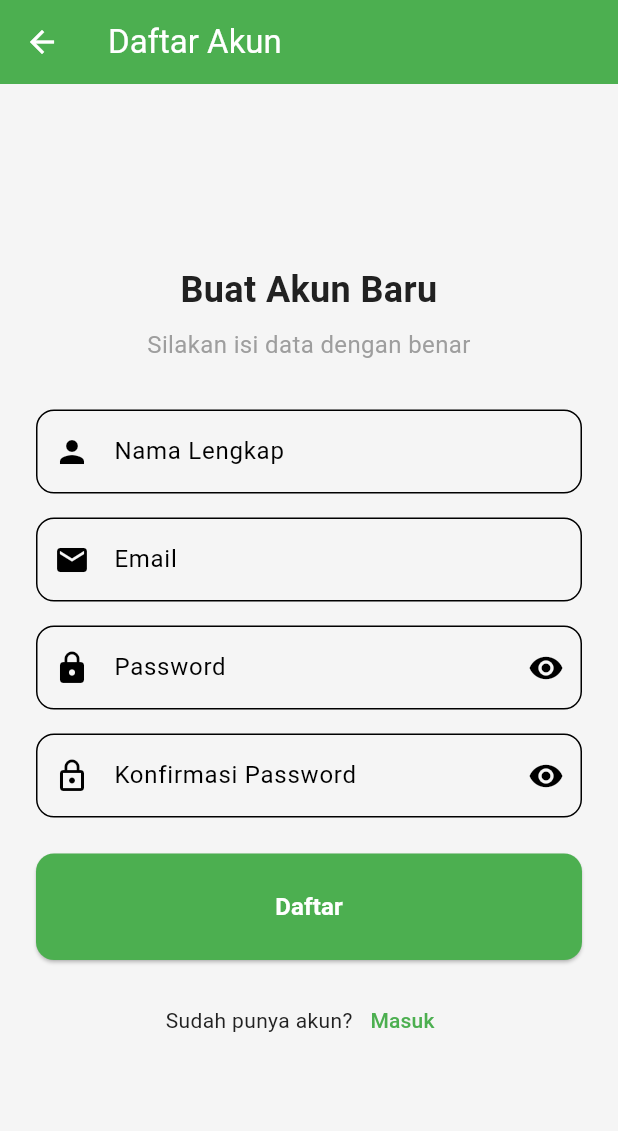
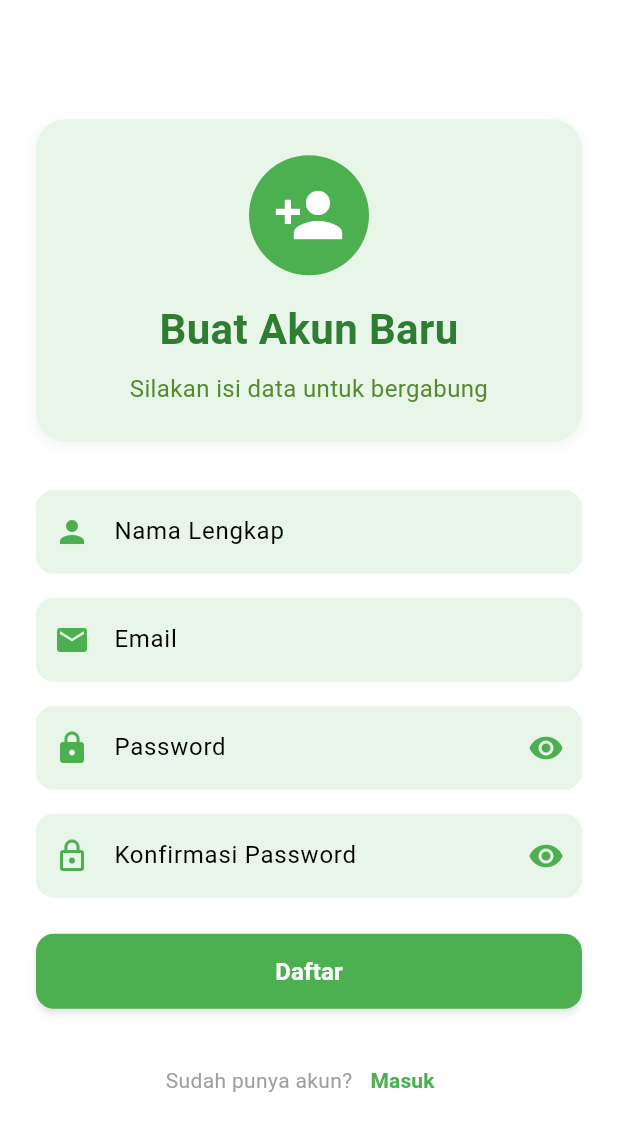
Before and after one commit to prassaaa/HortiKita, a Flutter app: the RegisterScreen screen opened directly, on a phone screen of 412 x 824 dp. Shown: the top 1131 px of the screen. Run offline on Flutter 3.47's test engine with Material 3 defaults, Android fonts, the phone set to English and light mode, and no system bars; our stand-ins replace cached_network_image, cloud_firestore, firebase_auth, firebase_core, firebase_storage, flutter_markdown; accounts and stored records are empty.

Commit message:
Add: New desain register screen

```diff
--- a/lib/ui/screens/auth/register_screen.dart
+++ b/lib/ui/screens/auth/register_screen.dart
@@ -53,14 +53,15 @@ class _RegisterScreenState extends State<RegisterScreen> {
     showDialog(
       context: context,
       builder: (ctx) => AlertDialog(
-        title: const Text('Error Registrasi'),
+        title: const Text('Error Registrasi', style: TextStyle(color: Color(0xFF2E7D32))),
         content: Text(message),
         actions: [
           TextButton(
             onPressed: () => Navigator.of(ctx).pop(),
-            child: const Text('OK'),
+            child: const Text('OK', style: TextStyle(color: Color(0xFF4CAF50))),
           ),
         ],
+        shape: RoundedRectangleBorder(borderRadius: BorderRadius.circular(20)),
       ),
     );
   }
@@ -69,49 +70,92 @@ class _RegisterScreenState extends State<RegisterScreen> {
   Widget build(BuildContext context) {
     final authProvider = Provider.of<AuthProvider>(context);
 
+    // Definisi warna tema yang sama dengan HomeScreen dan LoginScreen
+    const Color primaryGreen = Color(0xFF4CAF50);
+    const Color lightGreen = Color(0xFFE8F5E9);
+    const Color white = Colors.white;
+
     return Scaffold(
-      appBar: AppBar(
-        title: const Text('Daftar Akun'),
-      ),
+      backgroundColor: white,
       body: SafeArea(
         child: Center(
           child: SingleChildScrollView(
-            padding: const EdgeInsets.all(24.0),
+            physics: const BouncingScrollPhysics(),
+            padding: const EdgeInsets.symmetric(horizontal: 24.0, vertical: 16.0),
             child: Column(
               mainAxisAlignment: MainAxisAlignment.center,
-              crossAxisAlignment: CrossAxisAlignment.stretch,
+              crossAxisAlignment: CrossAxisAlignment.center,
               children: [
-                // Title
+                // Header Section
+                Container(
+                  width: double.infinity,
+                  padding: const EdgeInsets.all(24),
+                  decoration: BoxDecoration(
+                    color: lightGreen,
+                    borderRadius: BorderRadius.circular(20),
+                    boxShadow: [
+                      BoxShadow(
+                        color: Colors.grey.withOpacity(0.1),
+                        spreadRadius: 1,
+                        blurRadius: 5,
+                        offset: const Offset(0, 2),
+                      ),
+                    ],
+                  ),
+                  child: Column(
+                    children: [
+                      const CircleAvatar(
+                        radius: 40,
+                        backgroundColor: primaryGreen,
+                        child: Icon(
+                          Icons.person_add,
+                          size: 48,
+                          color: white,
+                        ),
+                      ),
+                      const SizedBox(height: 16),
                       const Text(
                         'Buat Akun Baru',
                         style: TextStyle(
-                    fontSize: 24,
+                          fontSize: 28,
                           fontWeight: FontWeight.bold,
+                          color: Color(0xFF2E7D32),
                         ),
                         textAlign: TextAlign.center,
                       ),
                       const SizedBox(height: 8),
                       const Text(
-                  'Silakan isi data dengan benar',
+                        'Silakan isi data untuk bergabung',
                         style: TextStyle(
                           fontSize: 16,
-                    color: Colors.grey,
+                          color: Color(0xFF558B2F),
                         ),
                         textAlign: TextAlign.center,
                       ),
+                    ],
+                  ),
+                ),
                 const SizedBox(height: 32),
 
-                // Form
-                Form(
+                // Form Section
+                SizedBox(
+                  width: double.infinity,
+                  child: Form(
                     key: _formKey,
                     child: Column(
                       children: [
                         // Name Field
                         TextFormField(
                           controller: _nameController,
-                        decoration: const InputDecoration(
+                          decoration: InputDecoration(
                             labelText: 'Nama Lengkap',
-                          prefixIcon: Icon(Icons.person),
+                            prefixIcon: const Icon(Icons.person, color: primaryGreen),
+                            filled: true,
+                            fillColor: lightGreen,
+                            border: OutlineInputBorder(
+                              borderRadius: BorderRadius.circular(12),
+                              borderSide: BorderSide.none,
+                            ),
                           ),
                           validator: (value) {
                             if (value == null || value.isEmpty) {
@@ -126,9 +170,15 @@ class _RegisterScreenState extends State<RegisterScreen> {
                         TextFormField(
                           controller: _emailController,
                           keyboardType: TextInputType.emailAddress,
-                        decoration: const InputDecoration(
+                          decoration: InputDecoration(
                             labelText: 'Email',
-                          prefixIcon: Icon(Icons.email),
+                            prefixIcon: const Icon(Icons.email, color: primaryGreen),
+                            filled: true,
+                            fillColor: lightGreen,
+                            border: OutlineInputBorder(
+                              borderRadius: BorderRadius.circular(12),
+                              borderSide: BorderSide.none,
+                            ),
                           ),
                           validator: (value) {
                             if (value == null || value.isEmpty) {
@@ -149,12 +199,17 @@ class _RegisterScreenState extends State<RegisterScreen> {
                           obscureText: _obscurePassword,
                           decoration: InputDecoration(
                             labelText: 'Password',
-                          prefixIcon: const Icon(Icons.lock),
+                            prefixIcon: const Icon(Icons.lock, color: primaryGreen),
+                            filled: true,
+                            fillColor: lightGreen,
+                            border: OutlineInputBorder(
+                              borderRadius: BorderRadius.circular(12),
+                              borderSide: BorderSide.none,
+                            ),
                             suffixIcon: IconButton(
                               icon: Icon(
-                              _obscurePassword
-                                  ? Icons.visibility
-                                  : Icons.visibility_off,
+                                _obscurePassword ? Icons.visibility : Icons.visibility_off,
+                                color: primaryGreen,
                               ),
                               onPressed: () {
                                 setState(() {
@@ -181,12 +236,19 @@ class _RegisterScreenState extends State<RegisterScreen> {
                           obscureText: _obscureConfirmPassword,
                           decoration: InputDecoration(
                             labelText: 'Konfirmasi Password',
-                          prefixIcon: const Icon(Icons.lock_outline),
+                            prefixIcon: const Icon(Icons.lock_outline, color: primaryGreen),
+                            filled: true,
+                            fillColor: lightGreen,
+                            border: OutlineInputBorder(
+                              borderRadius: BorderRadius.circular(12),
+                              borderSide: BorderSide.none,
+                            ),
                             suffixIcon: IconButton(
                               icon: Icon(
                                 _obscureConfirmPassword
                                     ? Icons.visibility
                                     : Icons.visibility_off,
+                                color: primaryGreen,
                               ),
                               onPressed: () {
                                 setState(() {
@@ -210,16 +272,24 @@ class _RegisterScreenState extends State<RegisterScreen> {
                         // Register Button
                         SizedBox(
                           width: double.infinity,
+                          height: 50,
                           child: ElevatedButton(
                             onPressed: authProvider.isLoading ? null : _register,
-                          child: Padding(
-                            padding: const EdgeInsets.all(12.0),
+                            style: ElevatedButton.styleFrom(
+                              backgroundColor: primaryGreen,
+                              disabledBackgroundColor: primaryGreen.withAlpha(128),
+                              shape: RoundedRectangleBorder(
+                                borderRadius: BorderRadius.circular(12),
+                              ),
+                              shadowColor: Colors.grey.withOpacity(0.3),
+                              elevation: 2,
+                            ),
                             child: authProvider.isLoading
                                 ? const SizedBox(
                                     width: 20,
                                     height: 20,
                                     child: CircularProgressIndicator(
-                                      color: Colors.white,
+                                      color: white,
                                       strokeWidth: 2,
                                     ),
                                   )
@@ -228,7 +298,7 @@ class _RegisterScreenState extends State<RegisterScreen> {
                                     style: TextStyle(
                                       fontSize: 16,
                                       fontWeight: FontWeight.bold,
-                                    ),
+                                      color: white,
                                     ),
                                   ),
                           ),
@@ -236,18 +306,28 @@ class _RegisterScreenState extends State<RegisterScreen> {
                       ],
                     ),
                   ),
-                const SizedBox(height: 16),
+                ),
+                const SizedBox(height: 24),
 
                 // Login Link
                 Row(
                   mainAxisAlignment: MainAxisAlignment.center,
                   children: [
-                    const Text('Sudah punya akun?'),
+                    const Text(
+                      'Sudah punya akun?',
+                      style: TextStyle(color: Colors.grey),
+                    ),
                     TextButton(
                       onPressed: () {
                         Navigator.pop(context);
                       },
-                      child: const Text('Masuk'),
+                      child: const Text(
+                        'Masuk',
+                        style: TextStyle(
+                          color: primaryGreen,
+                          fontWeight: FontWeight.bold,
+                        ),
+                      ),
                     ),
                   ],
                 ),
```
Lines whose indentation alone changed are shown as unchanged.
